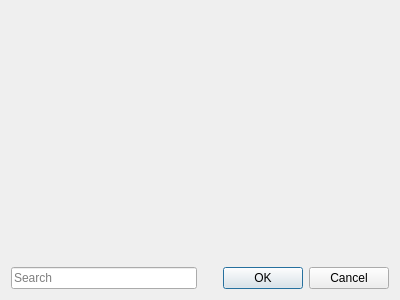
Qt form hidedialog.ui (Kuszki/EW-Builder) before a commit.
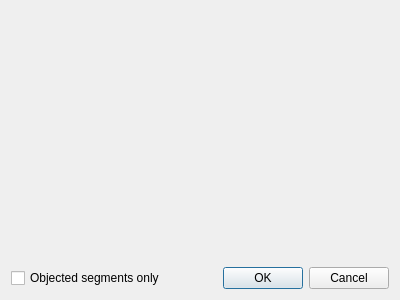
The same form after that commit. Icons and pictures are not drawn.

What changed in the file:
```diff
--- a/hidedialog.ui
+++ b/hidedialog.ui
@@ -41,16 +41,6 @@
      </widget>
     </widget>
    </item>
-   <item row="1" column="0">
-    <widget class="QLineEdit" name="searchEdit">
-     <property name="placeholderText">
-      <string>Search</string>
-     </property>
-     <property name="clearButtonEnabled">
-      <bool>true</bool>
-     </property>
-    </widget>
-   </item>
    <item row="1" column="1">
     <widget class="QDialogButtonBox" name="buttonBox">
      <property name="orientation">
@@ -61,6 +51,13 @@
      </property>
     </widget>
    </item>
+   <item row="1" column="0">
+    <widget class="QCheckBox" name="objectedCheck">
+     <property name="text">
+      <string>Objected segments only</string>
+     </property>
+    </widget>
+   </item>
   </layout>
  </widget>
  <tabstops>
```
Left out of the diff: 23 changed lines with no effect on the pictures.
